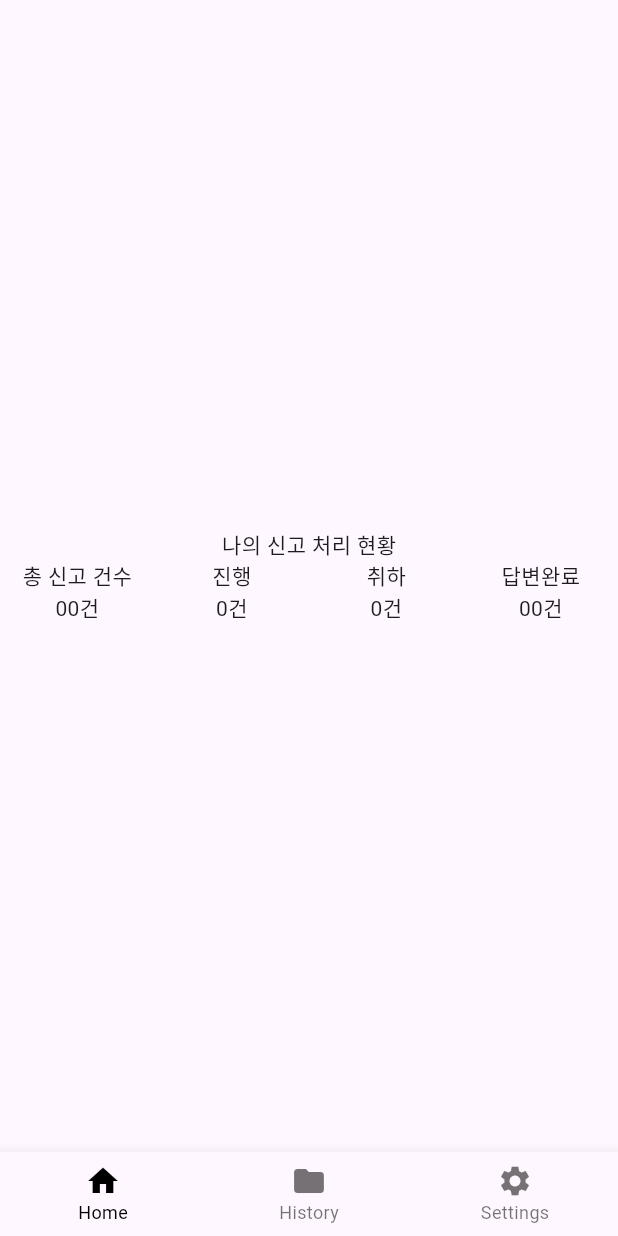
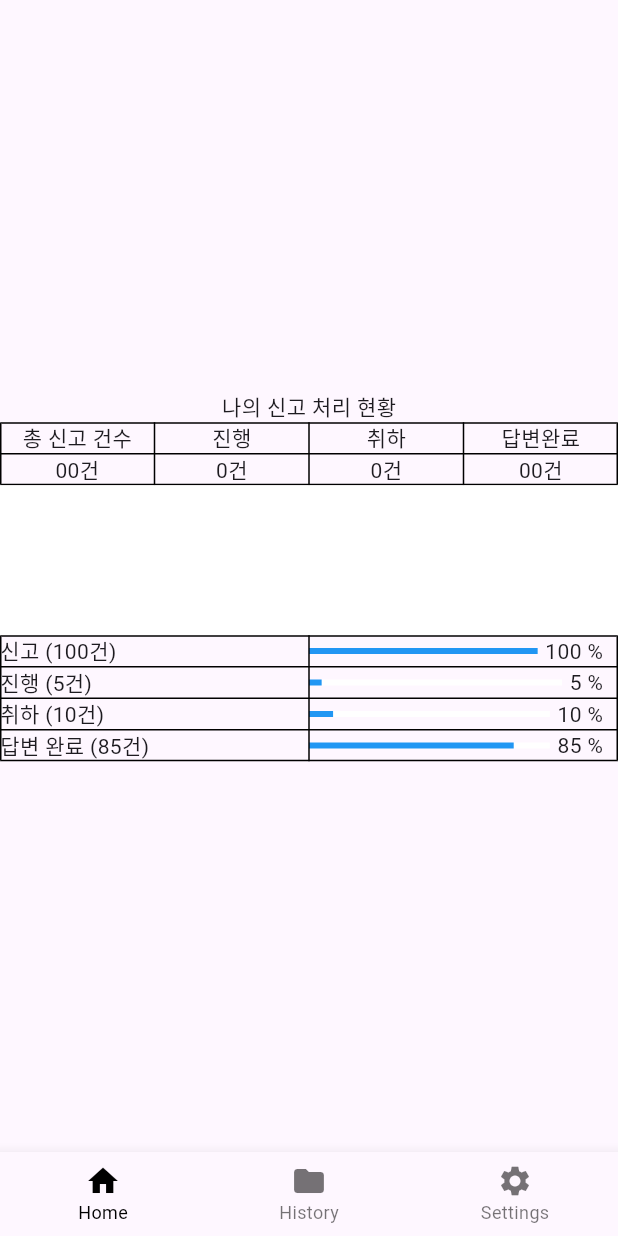
Before and after one commit to brettkwak/RIPC_App_Flutter, a Flutter app: the screen it shows after launch, after a tap on "Sign in with Google", on a phone screen of 412 x 824 dp. Run offline on Flutter 3.47's test engine with Material 3 defaults, Android fonts, the phone set to English and light mode, and no system bars; our stand-ins replace get.

Commit message:
feat : added status table with bars

```diff
--- a/lib/home.dart
+++ b/lib/home.dart
@@ -13,6 +13,7 @@ class home extends StatelessWidget {
           children: [
             Text("나의 신고 처리 현황"),
             Table(
+              border: TableBorder.all(),
               children: <TableRow> [
                 TableRow(
                   children: [
@@ -48,6 +49,40 @@ class home extends StatelessWidget {
                 ),
               ],
             ),
+            Container(
+              height: 100,
+              color: Colors.white,
+            ),
+            Table(
+              defaultVerticalAlignment: TableCellVerticalAlignment.middle,
+              border: TableBorder.all(),
+              children: [
+                TableRow(
+                  children: [
+                    Text("신고 (100건)"),
+                    count_bar(100, 100),
+                  ]
+                ),
+                TableRow(
+                    children: [
+                      Text("진행 (5건)"),
+                      count_bar(5, 5),
+                    ]
+                ),
+                TableRow(
+                    children: [
+                      Text("취하 (10건)"),
+                      count_bar(10, 10),
+                    ]
+                ),
+                TableRow(
+                    children: [
+                      Text("답변 완료 (85건)"),
+                      count_bar(85, 85),
+                    ]
+                ),
+              ],
+            ),
 
           ],
         ),
@@ -56,5 +91,24 @@ class home extends StatelessWidget {
   }
 
 
+  Widget count_bar(int count, double percentage){
+    return Row(
+      mainAxisAlignment: MainAxisAlignment.center,
+      children: [
+        Flexible(
+          child: LinearProgressIndicator(
+            value: percentage/100,
+            color: Colors.blue,
+            backgroundColor: Colors.white,
+          ),
+        ),
+
+        SizedBox(width: 5,),
+        Text('${percentage.round()} %'),
+        SizedBox(width: 10,),
+      ],
+    );
+  }
+
 
 }
```
